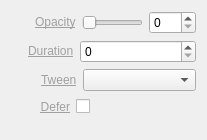
First picture: the form in trunk/Widgets/Inspector/InspectorOpacityWidget.ui, repository cambell-prince/casparcg-client, before the edit.
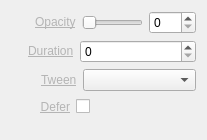
Second picture: the form after the edit.

Diff of the .ui file:
```diff
--- a/trunk/Widgets/Inspector/InspectorOpacityWidget.ui
+++ b/trunk/Widgets/Inspector/InspectorOpacityWidget.ui
@@ -38,7 +38,7 @@
      <item>
       <widget class="QLabel" name="labelOpacity">
        <property name="text">
-        <string>&lt;a href=&quot;Opacity&quot; style=&quot;color: #A0A0A0;&quot;&gt;Opacity&lt;/a&gt;</string>
+        <string>&lt;a href=&quot;Opacity&quot; style=&quot;color: #B4B4B4;&quot;&gt;Opacity&lt;/a&gt;</string>
        </property>
       </widget>
      </item>
@@ -82,7 +82,7 @@
      <item>
       <widget class="QLabel" name="labelDuration">
        <property name="text">
-        <string>&lt;a href=&quot;Duration&quot; style=&quot;color: #A0A0A0;&quot;&gt;Duration&lt;/a&gt;</string>
+        <string>&lt;a href=&quot;Duration&quot; style=&quot;color: #B4B4B4;&quot;&gt;Duration&lt;/a&gt;</string>
        </property>
       </widget>
      </item>
@@ -122,7 +122,7 @@
      <item>
       <widget class="QLabel" name="labelEasing">
        <property name="text">
-        <string>&lt;a href=&quot;Tween&quot; style=&quot;color: #A0A0A0;&quot;&gt;Tween&lt;/a&gt;</string>
+        <string>&lt;a href=&quot;Tween&quot; style=&quot;color: #B4B4B4;&quot;&gt;Tween&lt;/a&gt;</string>
        </property>
       </widget>
      </item>
@@ -159,7 +159,7 @@
      <item>
       <widget class="QLabel" name="labelDefer">
        <property name="text">
-        <string>&lt;a href=&quot;Defer&quot; style=&quot;color: #A0A0A0;&quot;&gt;Defer&lt;/a&gt;</string>
+        <string>&lt;a href=&quot;Defer&quot; style=&quot;color: #B4B4B4;&quot;&gt;Defer&lt;/a&gt;</string>
        </property>
        <property name="alignment">
         <set>Qt::AlignRight|Qt::AlignTrailing|Qt::AlignVCenter</set>
```
